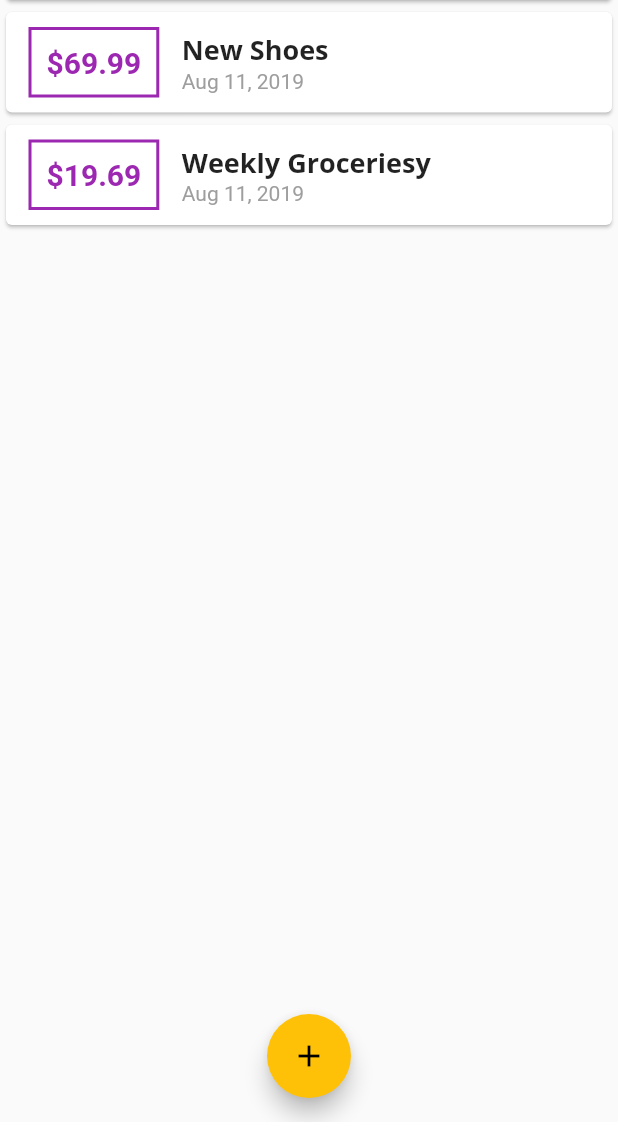
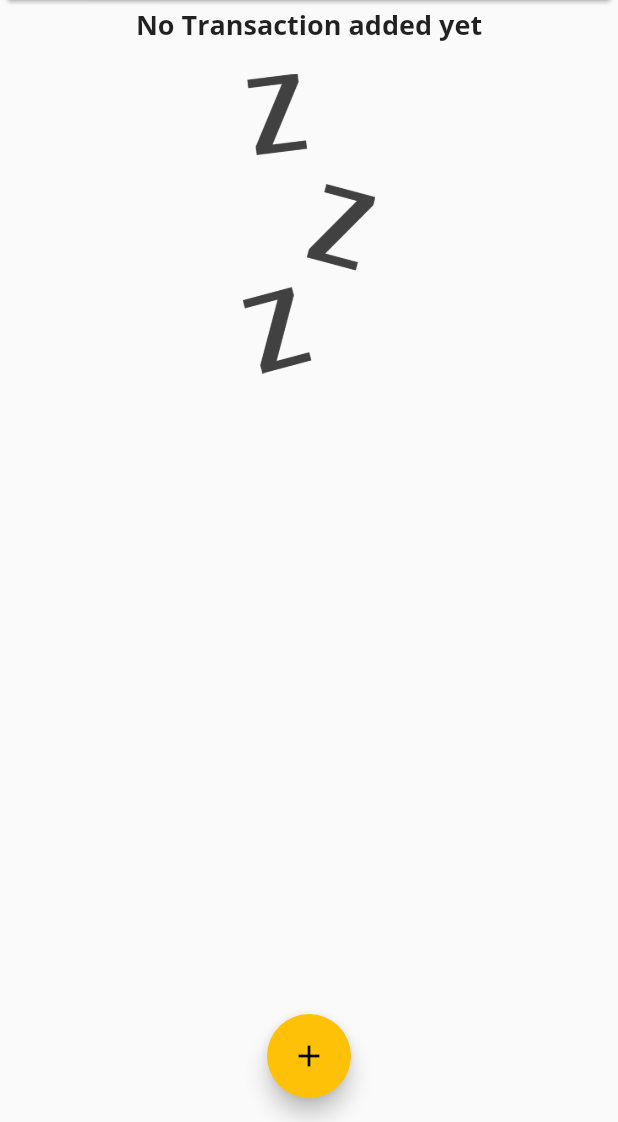
Before and after one commit to CodenameCOTC/personale, a Flutter app: the screen it shows after launch, on a phone screen of 412 x 824 dp, the part 114-1236 px from its top. Run offline on Flutter 3.47's test engine with Material 2 defaults, Android fonts, the phone set to English and light mode, and no system bars.

Commit message:
add images for empty transaction

```diff
--- a/lib/main.dart
+++ b/lib/main.dart
@@ -43,20 +43,7 @@ class MyHomePage extends StatefulWidget {
 }
 
 class _MyHomePageState extends State<MyHomePage> {
-  final List<Transaction> _userTransactions = [
-    Transaction(
-      id: 't1',
-      title: 'New Shoes',
-      amount: 69.99,
-      date: DateTime.now(),
-    ),
-    Transaction(
-      id: 't2',
-      title: 'Weekly Groceriesy',
-      amount: 19.69,
-      date: DateTime.now(),
-    ),
-  ];
+  final List<Transaction> _userTransactions = [];
 
   void _addNewTransaction(String title, double amount) {
     final newTx = Transaction(
--- a/lib/widgets/transaction_list.dart
+++ b/lib/widgets/transaction_list.dart
@@ -12,14 +12,32 @@ class TransactionList extends StatelessWidget {
   Widget build(BuildContext context) {
     return Container(
       height: 300,
-      child: ListView.builder(
+      child: transactions.isEmpty
+          ? Column(
+              children: <Widget>[
+                Text(
+                  'No Transaction added yet',
+                  style: Theme.of(context).textTheme.title,
+                ),
+                SizedBox(height: 20),
+                Container(
+                  height: 200,
+                  child: Image.asset(
+                    'assets/images/waiting.png',
+                    fit: BoxFit.cover,
+                  ),
+                ),
+              ],
+            )
+          : ListView.builder(
               itemBuilder: (ctx, index) {
                 return Card(
                   key: Key(transactions[index].id),
                   child: Row(
                     children: <Widget>[
                       Container(
-                  margin: EdgeInsets.symmetric(vertical: 10, horizontal: 15),
+                        margin:
+                            EdgeInsets.symmetric(vertical: 10, horizontal: 15),
                         decoration: BoxDecoration(
                           border: Border.all(
                             width: 2,
--- a/pubspec.yaml
+++ b/pubspec.yaml
@@ -40,8 +40,8 @@ flutter:
   # the material Icons class.
   uses-material-design: true
   # To add assets to your application, add an assets section, like this:
-  # assets:
-  #  - images/a_dot_burr.jpeg
+  assets:
+    - assets/images/waiting.png
   #  - images/a_dot_ham.jpeg
   # An image asset can refer to one or more resolution-specific "variants", see
   # https://flutter.dev/assets-and-images/#resolution-aware.
```
Also changed, not shown: assets/images/waiting.png (added), 2 other files. Lines whose indentation alone changed are shown as unchanged.
